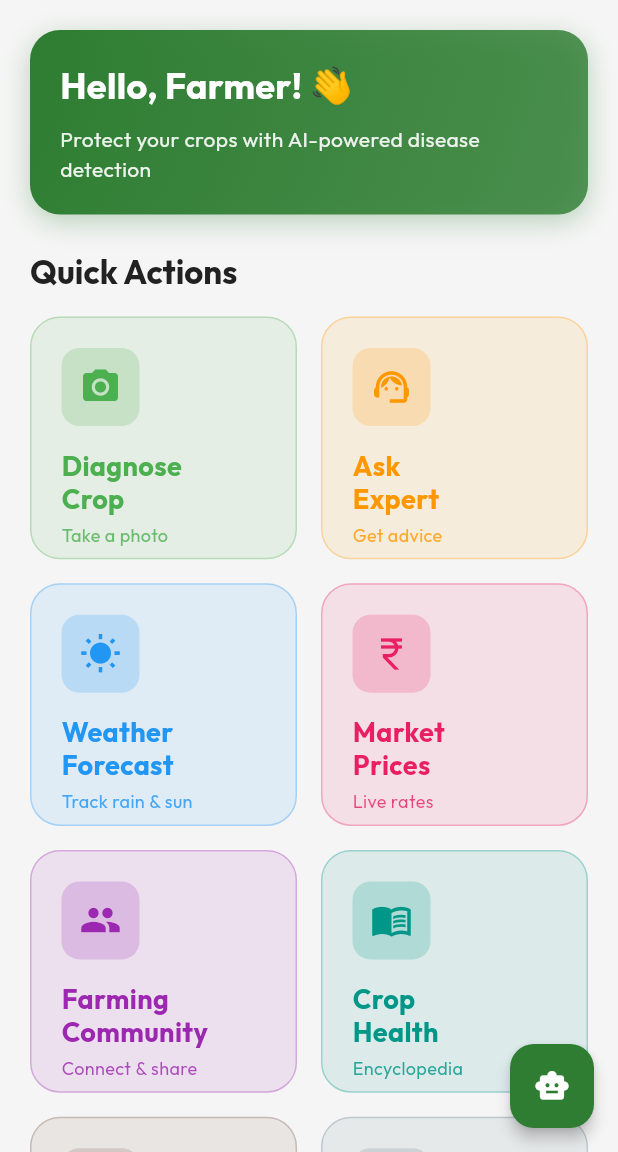
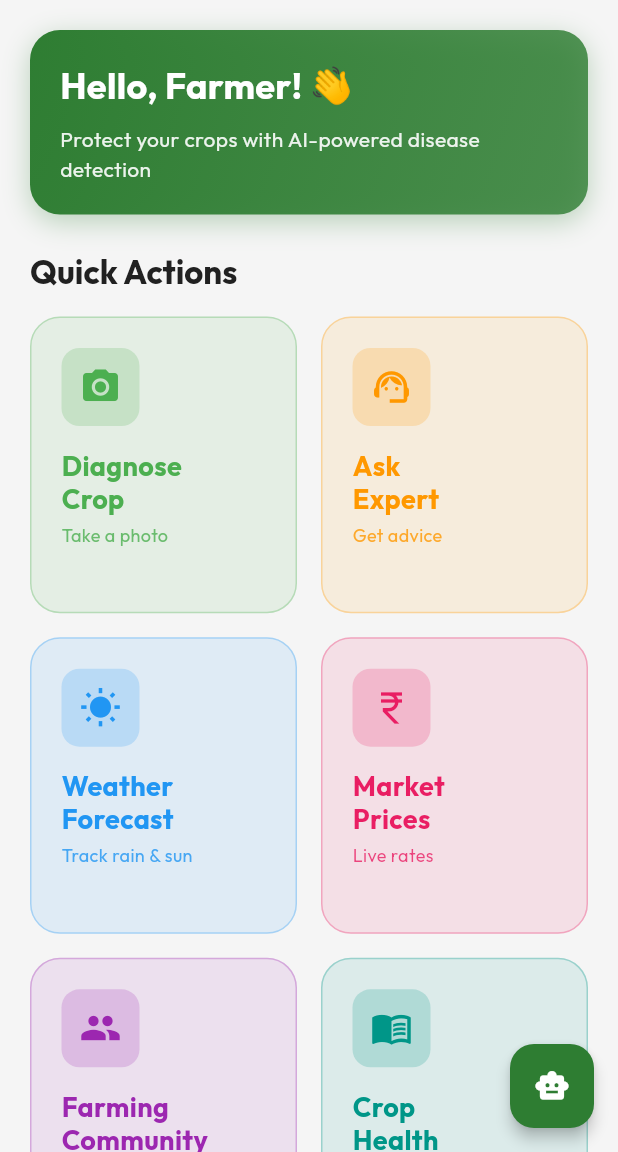
Before and after one commit to akshayks13/AI-Crop-Disease-Diagnosis-System, a Flutter app: the HomeScreen screen opened by its route, on a phone screen of 412 x 824 dp, the part 84-1236 px from its top. Run offline on Flutter 3.47's test engine with Material 3 defaults, Android fonts, the light colour scheme and no system bars; our stand-ins replace dio, flutter_dotenv, flutter_map, flutter_riverpod, flutter_secure_storage, flutter_tts and 8 more; missing offline and left inert: flutter_map_cancellable_tile_provider, tflite_flutter; accounts and stored records are empty; project files that could hold a hidden picture were left out.

Commit message:
Adjust home UI, add TFLite ops, update run README
UI and build tweaks: increase bottom padding and reduce card aspect ratio in HomeScreen to give more vertical room and avoid overlap with the FAB; wrap card text in a Flexible with maxLines/ellipsis and set mainAxisAlignment to prevent layout overflow. Add TensorFlow Lite 'select-tf-ops' implementation dependency in android/app/build.gradle.kts to support models using Flex operators. Update FLUTTER_MOBILE_README.md to recommend running the app with --dart-define=BASE_URL and fix trailing newline/formatting. Files changed: frontend/flutter_app/lib/features/home/screens/home_screen.dart, frontend/flutter_app/android/app/build.gradle.kts, frontend/flutter_app/FLUTTER_MOBILE_README.md.

```diff
--- a/frontend/flutter_app/lib/features/home/screens/home_screen.dart
+++ b/frontend/flutter_app/lib/features/home/screens/home_screen.dart
@@ -26,7 +26,8 @@ class HomeScreen extends ConsumerWidget {
       ),
       body: SafeArea(
         child: SingleChildScrollView(
-          padding: const EdgeInsets.all(20),
+          // extra bottom padding for floating action button
+          padding: const EdgeInsets.fromLTRB(20, 20, 20, 80),
           child: Column(
             crossAxisAlignment: CrossAxisAlignment.start,
             children: [
@@ -93,7 +94,8 @@ class HomeScreen extends ConsumerWidget {
                 crossAxisCount: 2,
                 crossAxisSpacing: 16,
                 mainAxisSpacing: 16,
-                childAspectRatio: 1.1,
+                // lower aspect ratio so that cards get a bit more vertical room
+                childAspectRatio: 0.9,
                 children: [
                   _ActionCard(
                     title: 'Diagnose\nCrop',
@@ -232,6 +234,7 @@ class _ActionCard extends StatelessWidget {
         ),
         child: Column(
           crossAxisAlignment: CrossAxisAlignment.start,
+          mainAxisAlignment: MainAxisAlignment.start, // don't push items apart
           children: [
             Container(
               padding: const EdgeInsets.all(12),
@@ -242,8 +245,16 @@ class _ActionCard extends StatelessWidget {
               child: Icon(icon, color: color, size: 28),
             ),
             const SizedBox(height: 16),
+            // text section wrapped in Flexible so it can shrink if needed
+            Flexible(
+              child: Column(
+                crossAxisAlignment: CrossAxisAlignment.start,
+                mainAxisSize: MainAxisSize.min,
+                children: [
                   Text(
                     title,
+                    maxLines: 2,
+                    overflow: TextOverflow.ellipsis,
                     style: TextStyle(
                       fontSize: 18,
                       fontWeight: FontWeight.bold,
@@ -254,9 +265,14 @@ class _ActionCard extends StatelessWidget {
                   const SizedBox(height: 4),
                   Text(
                     subtitle,
+                    maxLines: 1,
+                    overflow: TextOverflow.ellipsis,
                     style: TextStyle(
                       fontSize: 12,
                       color: color.withOpacity(0.8),
+                    ),
+                  ),
+                ],
               ),
             ),
           ],
```
Also changed, not shown: 2 other files. Lines whose indentation alone changed are shown as unchanged.
